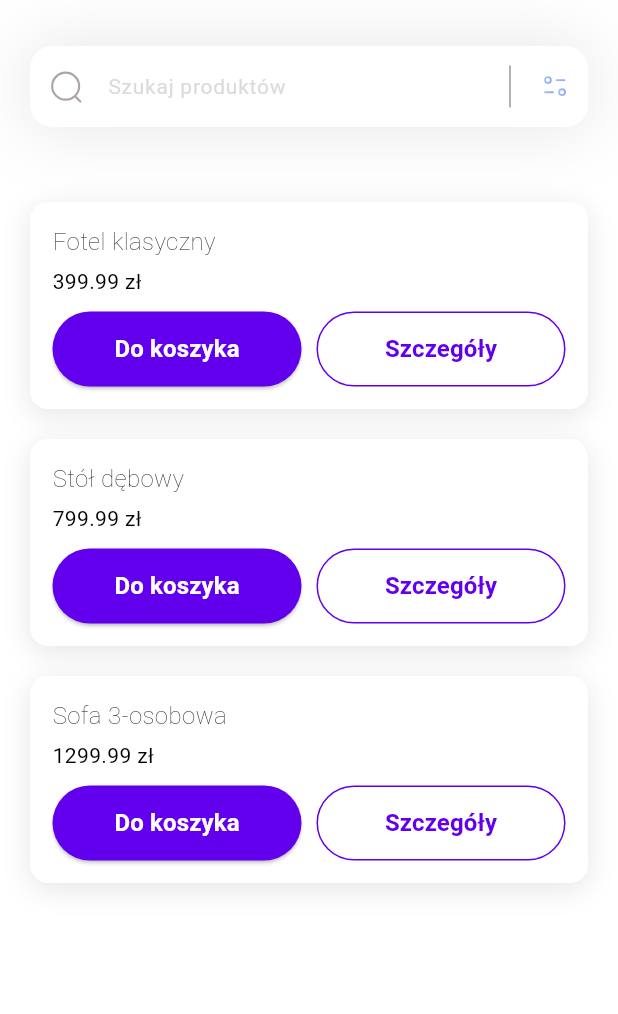
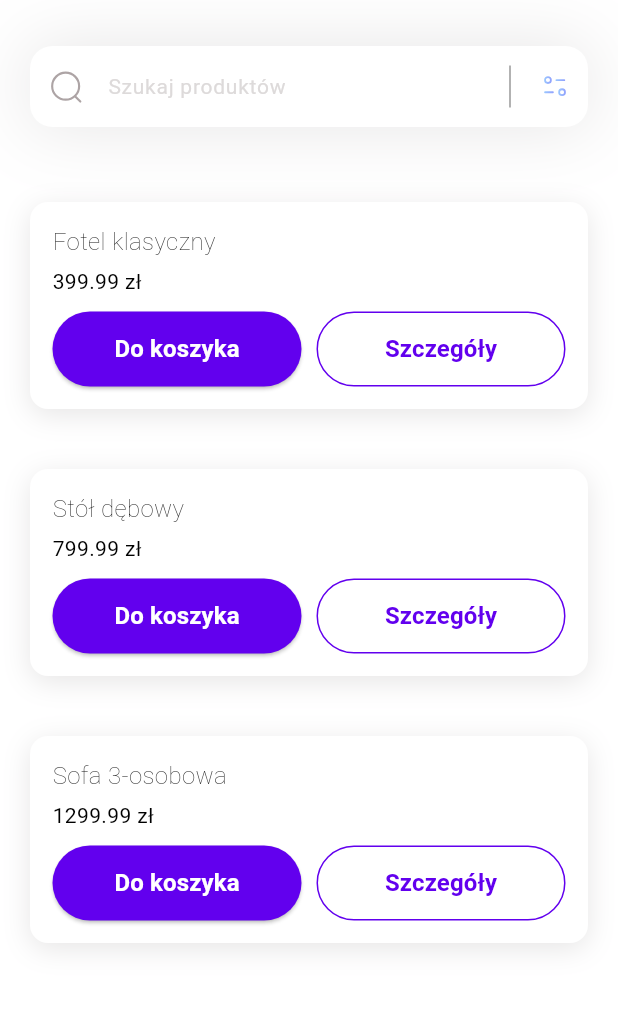
Before and after one commit to Talandar99/group_project_6th_sem, a Flutter app: the screen it shows after launch, on a phone screen of 412 x 824 dp, the part 98-1112 px from its top. Run offline on Flutter 3.47's test engine with Material 3 defaults, Android fonts, the phone set to English and light mode, and no system bars; our stand-ins replace flutter_svg, get_it, shared_preferences; Roboto replaces fonts that are missing (Poppins).

Commit message:
poprawki + kod do wigetów

```diff
--- a/frontend/lib/pages/home.dart
+++ b/frontend/lib/pages/home.dart
@@ -1,13 +1,11 @@
 import 'package:flutter/material.dart';
-import 'package:flutter_svg/svg.dart';
 import 'package:frontend/pages/login.dart';
 import 'package:frontend/pages/product_details_page.dart';
 import '../theme/app_colors.dart';
-import '../theme/app_text_styles.dart';
 import '../widgets/custom_app_bar.dart';
-import '../widgets/product_tile.dart';
+import '../widgets/product_list.dart';
 import '../models/product_model.dart';
-
+import '../widgets/search_field.dart';
 
 class HomePage extends StatefulWidget {
   const HomePage({super.key});
@@ -15,7 +13,6 @@ class HomePage extends StatefulWidget {
   @override
   State<HomePage> createState() => _HomePageState();
 }
-
 class _HomePageState extends State<HomePage> {
   final List<ProductModel> _products = [
     ProductModel(
@@ -40,7 +37,6 @@ class _HomePageState extends State<HomePage> {
       description: 'Elegancka sofa 3-osobowa, doskonała do salonu.',
     ),
   ];
-
   @override
   Widget build(BuildContext context) {
     return Scaffold(
@@ -53,7 +49,7 @@ class _HomePageState extends State<HomePage> {
           );
         },
         onBackTap: () {
-          // back button if needed?
+
         },
       ),
       backgroundColor: AppColors.white,
@@ -69,35 +65,31 @@ class _HomePageState extends State<HomePage> {
             ),
             children: [
               Padding(
-                padding: EdgeInsets.only(bottom: 40),
+                padding: const EdgeInsets.only(bottom: 40),
                 child: _searchField(),
               ),
-              ..._products.map((product) {
-                return ProductTile(
-                  product: product,
-                  onAddCart: () {
-
-                    print('Dodano do koszyka: ${product.name}');
+              Padding(
+                padding: const EdgeInsets.only(bottom: 40),
+                child: ProductList(
+                  products: _products,
+                  onAddCart: (product) {
                   },
-                  onDetails: () {
+                  onDetails: (product) {
                     Navigator.push(
-                        context,
-                        MaterialPageRoute(
-                            builder: (context) => ProductDetailsPage(product: product),
-                        ),
+                      context,
+                      MaterialPageRoute(
+                        builder: (context) => ProductDetailsPage(product: product),
+                      ),
                     );
-                    print('Szczegóły produktu: ${product.name}');
                   },
-                );
-              }),
+                ),
+              ),
             ],
           );
         },
       ),
     );
   }
-
-
   Container _searchField() {
     return Container(
       margin: EdgeInsets.only(top: 40),
@@ -106,43 +98,7 @@ class _HomePageState extends State<HomePage> {
           BoxShadow(color: AppColors.shadow, blurRadius: 40, spreadRadius: 0),
         ],
       ),
-      child: TextField(
-        decoration: InputDecoration(
-          filled: true,
-          fillColor: AppColors.white,
-          contentPadding: EdgeInsets.all(15),
-          hintText: 'Szukaj produktów',
-          hintStyle: AppTextStyles.hint,
-          prefixIcon: Padding(
-            padding: const EdgeInsets.all(12),
-            child: SvgPicture.asset('assets/icons/Search.svg'),
-          ),
-          suffixIcon: SizedBox(
-            width: 100,
-            child: IntrinsicHeight(
-              child: Row(
-                mainAxisAlignment: MainAxisAlignment.end,
-                children: [
-                  VerticalDivider(
-                    color: AppColors.divider,
-                    indent: 10,
-                    endIndent: 10,
-                    thickness: 0.4,
-                  ),
-                  Padding(
-                    padding: const EdgeInsets.all(12),
-                    child: SvgPicture.asset('assets/icons/Filter.svg'),
-                  ),
-                ],
-              ),
-            ),
-          ),
-          border: OutlineInputBorder(
-            borderRadius: BorderRadius.circular(15),
-            borderSide: BorderSide.none,
-          ),
-        ),
-      ),
+      child: SearchField(),
     );
   }
 
--- /dev/null
+++ b/frontend/lib/widgets/product_list.dart
@@ -0,0 +1,37 @@
+import 'package:flutter/cupertino.dart';
+import 'package:frontend/widgets/product_tile.dart';
+
+import '../models/product_model.dart';
+
+class ProductList extends StatelessWidget {
+  final List<ProductModel> products;
+  final void Function(ProductModel) onAddCart;
+  final void Function(ProductModel) onDetails;
+
+  const ProductList({
+    required this.products,
+    required this.onAddCart,
+    required this.onDetails,
+    super.key,
+  });
+
+  @override
+  Widget build(BuildContext context) {
+    return ListView.builder(
+      itemCount: products.length,
+      shrinkWrap: true,
+      physics: const NeverScrollableScrollPhysics(),
+      itemBuilder: (context, index) {
+        final product = products[index];
+        return Padding(
+          padding: const EdgeInsets.only(bottom: 20),
+          child: ProductTile(
+            product: product,
+            onAddCart: () => onAddCart(product),
+            onDetails: () => onDetails(product),
+          ),
+        );
+      },
+    );
+  }
+}
--- a/frontend/lib/widgets/product_tile.dart
+++ b/frontend/lib/widgets/product_tile.dart
@@ -30,16 +30,16 @@ class ProductTile extends StatelessWidget {
             color: AppColors.shadow,
             blurRadius: 15,
             offset: Offset(0,4),
-          )
+          ),
         ],
       ),
         child: Column (
           crossAxisAlignment: CrossAxisAlignment.start,
           children: [
             Text(product.name, style: AppTextStyles.subheading),
-            const SizedBox(height: 5),
+            const Padding(padding: EdgeInsets.only(top: 5)),
             Text('${product.price.toStringAsFixed(2)} zł', style: AppTextStyles.body),
-            const SizedBox(height: 10),
+            const Padding(padding: EdgeInsets.only(top: 10)),
             Row(
               children: [
                 Expanded(
@@ -48,7 +48,7 @@ class ProductTile extends StatelessWidget {
                         onPressed: onAddCart,
                     ),
                 ),
-                const SizedBox(width: 10),
+                const Padding(padding: EdgeInsets.only(left: 10)),
                 Expanded(
                   child: CustomOutlinedButton(
                     text: 'Szczegóły',
--- /dev/null
+++ b/frontend/lib/widgets/search_field.dart
@@ -0,0 +1,49 @@
+import 'package:flutter/material.dart';
+import 'package:flutter_svg/flutter_svg.dart';
+import '../theme/app_colors.dart';
+import '../theme/app_text_styles.dart';
+
+class SearchField extends StatelessWidget {
+  const SearchField({super.key});
+
+  @override
+  Widget build(BuildContext context) {
+    return TextField(
+      decoration: InputDecoration(
+        filled: true,
+        fillColor: AppColors.white,
+        contentPadding: EdgeInsets.all(15),
+        hintText: 'Szukaj produktów',
+        hintStyle: AppTextStyles.hint,
+        prefixIcon: Padding(
+          padding: const EdgeInsets.all(12),
+          child: SvgPicture.asset('assets/icons/Search.svg'),
+        ),
+        suffixIcon: SizedBox(
+          width: 100,
+          child: IntrinsicHeight(
+            child: Row(
+              mainAxisAlignment: MainAxisAlignment.end,
+              children: [
+                VerticalDivider(
+                  color: AppColors.divider,
+                  indent: 10,
+                  endIndent: 10,
+                  thickness: 0.4,
+                ),
+                Padding(
+                  padding: const EdgeInsets.all(12),
+                  child: SvgPicture.asset('assets/icons/Filter.svg'),
+                ),
+              ],
+            ),
+          ),
+        ),
+        border: OutlineInputBorder(
+          borderRadius: BorderRadius.circular(15),
+          borderSide: BorderSide.none,
+        ),
+      ),
+    );
+  }
+}
```
Also changed, not shown: frontend/lib/pages/product_details_page.dart (+53 -85 lines), frontend/lib/widgets/page_indicator_dots.dart (added, +27 -0 lines), frontend/lib/widgets/product_action_buttons.dart (added, +48 -0 lines), frontend/lib/widgets/product_image_details.dart (added, +55 -0 lines).
